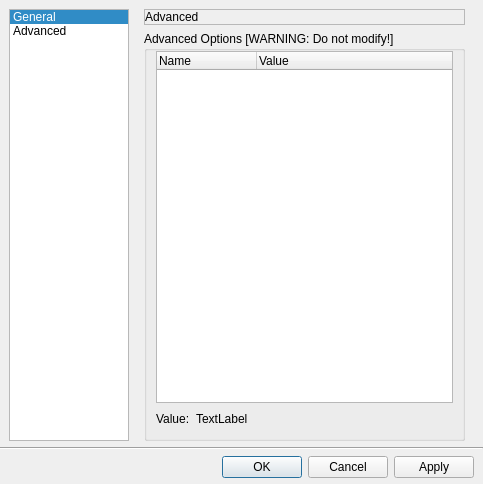
This is src/qt-gui/DialogPreferences.ui in MrHacky/uftt as Qt 5 draws it before an edit. The edited form follows.
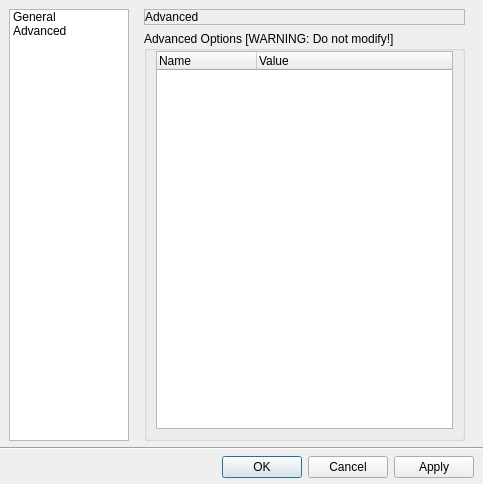
This is the edited form. The open tabs and pages were chosen to show the change.

Commit message: Add 'Advanced' category to preferences dialog.

Patch:
```diff
--- a/src/qt-gui/DialogPreferences.ui
+++ b/src/qt-gui/DialogPreferences.ui
@@ -74,9 +74,6 @@
        <property name="selectionBehavior">
         <enum>QAbstractItemView::SelectRows</enum>
        </property>
-       <property name="currentRow">
-        <number>0</number>
-       </property>
        <item>
         <property name="text">
          <string>General</string>
@@ -457,7 +454,13 @@
              <number>0</number>
             </property>
             <item>
-             <widget class="QTreeWidget" name="treeWidget">
+             <widget class="QTreeWidget" name="listAdvancedOptions">
+              <property name="rootIsDecorated">
+               <bool>false</bool>
+              </property>
+              <property name="itemsExpandable">
+               <bool>false</bool>
+              </property>
               <column>
                <property name="text">
                 <string>Name</string>
@@ -470,37 +473,6 @@
               </column>
              </widget>
             </item>
-            <item>
-             <layout class="QHBoxLayout" name="horizontalLayout">
-              <item>
-               <widget class="QLabel" name="label_4">
-                <property name="text">
-                 <string>Value:</string>
-                </property>
-               </widget>
-              </item>
-              <item>
-               <widget class="QLabel" name="label_3">
-                <property name="text">
-                 <string>TextLabel</string>
-                </property>
-               </widget>
-              </item>
-              <item>
-               <spacer name="horizontalSpacer_2">
-                <property name="orientation">
-                 <enum>Qt::Horizontal</enum>
-                </property>
-                <property name="sizeHint" stdset="0">
-                 <size>
-                  <width>40</width>
-                  <height>20</height>
-                 </size>
-                </property>
-               </spacer>
-              </item>
-             </layout>
-            </item>
            </layout>
           </widget>
          </item>
```
Left out of the diff: 10 changed lines with no effect on the pictures. The commit also changes 4 other files.
